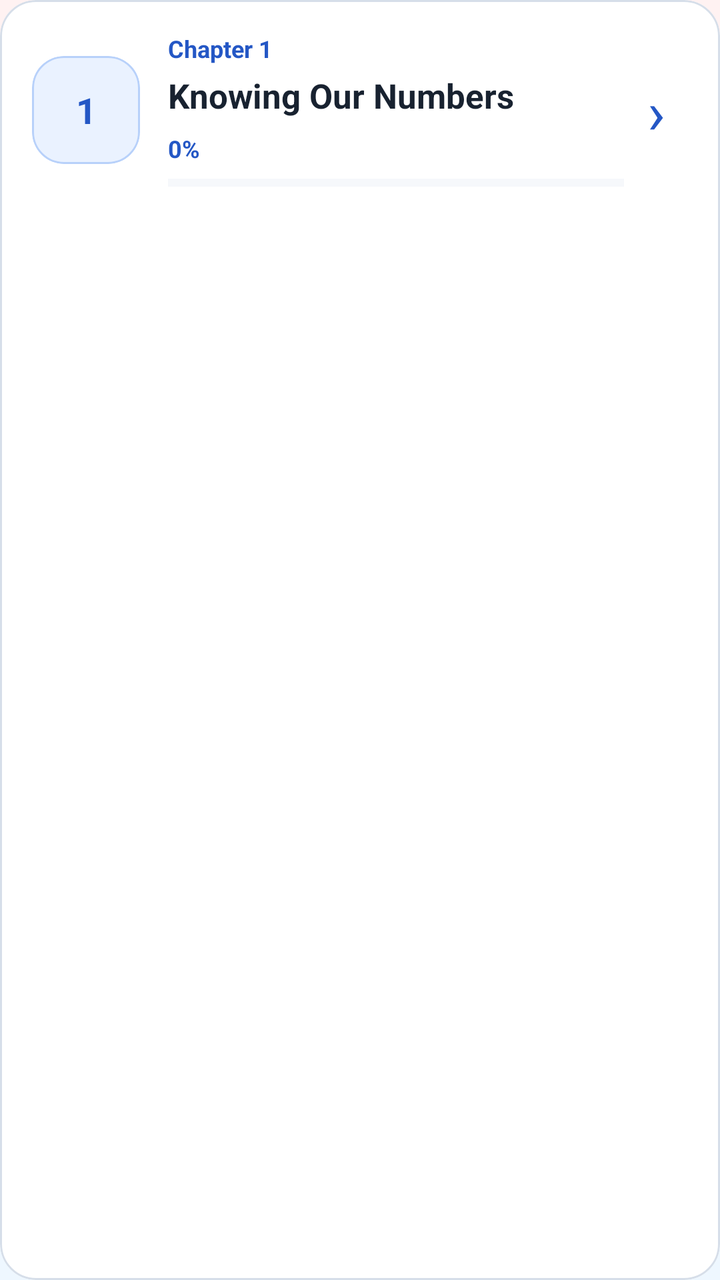
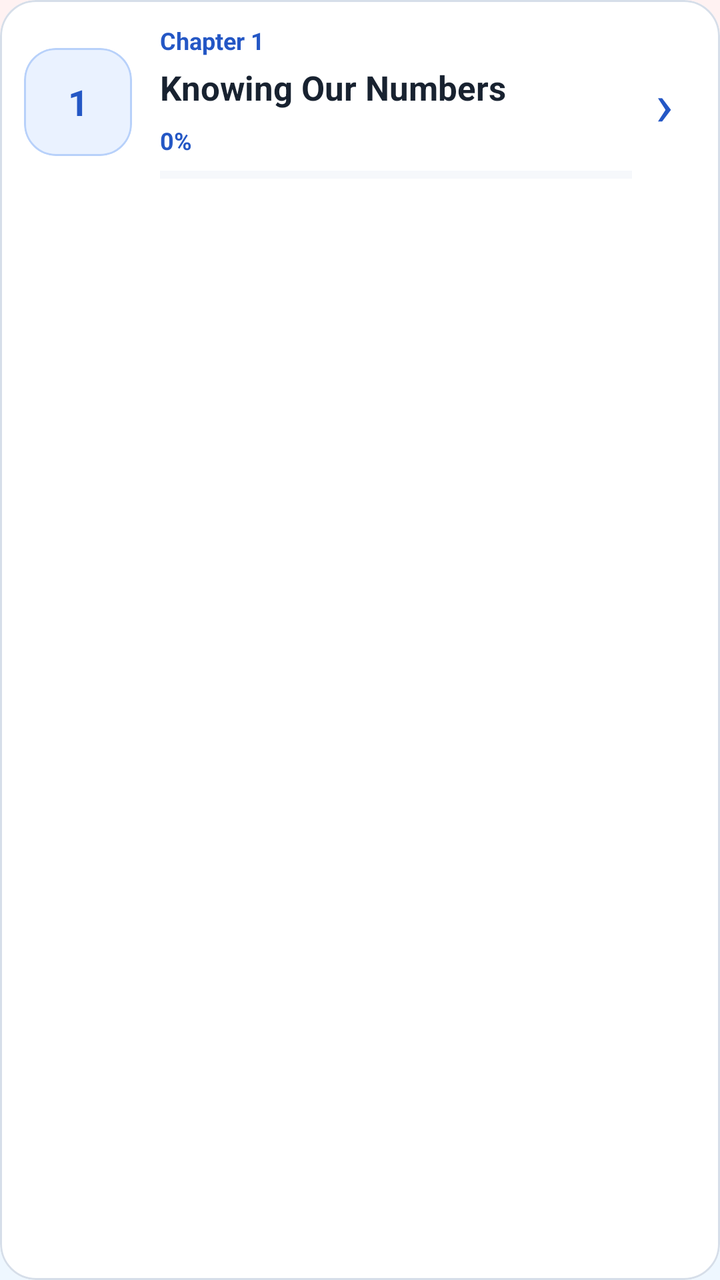

Compare the two renders of this Android layout. The source of the first and the diff that turns it into the second are given below.
<!-- AndroidManifest.xml: application theme Theme.StudySaathi -->
<!-- res/layout/item_child_school_book_chapter.xml -->
<?xml version="1.0" encoding="utf-8"?>
<com.google.android.material.card.MaterialCardView
    xmlns:android="http://schemas.android.com/apk/res/android"
    xmlns:app="http://schemas.android.com/apk/res-auto"
    android:id="@+id/childChapterCard"
    android:layout_width="match_parent"
    android:layout_height="wrap_content"
    android:layout_marginStart="16dp"
    android:layout_marginTop="8dp"
    android:layout_marginEnd="16dp"
    android:layout_marginBottom="8dp"
    android:clickable="true"
    android:focusable="true"
    android:foreground="?attr/selectableItemBackground"
    app:cardBackgroundColor="@color/ss_surface"
    app:cardCornerRadius="18dp"
    app:cardElevation="0dp"
    app:strokeColor="@color/ss_outline"
    app:strokeWidth="1dp">

    <LinearLayout
        android:layout_width="match_parent"
        android:layout_height="wrap_content"
        android:gravity="center_vertical"
        android:orientation="horizontal"
        android:padding="16dp">

        <com.google.android.material.card.MaterialCardView
            android:layout_width="54dp"
            android:layout_height="54dp"
            app:cardBackgroundColor="@color/ss_blue_soft"
            app:cardCornerRadius="16dp"
            app:cardElevation="0dp"
            app:strokeColor="@color/ss_blue_border"
            app:strokeWidth="1dp">

            <TextView
                android:id="@+id/childChapterNumberTextView"
                android:layout_width="match_parent"
                android:layout_height="match_parent"
                android:gravity="center"
                android:maxLines="2"
                android:padding="4dp"
                android:text="1"
                android:textColor="@color/ss_primary"
                android:textSize="18sp"
                android:textStyle="bold" />

        </com.google.android.material.card.MaterialCardView>

        <LinearLayout
            android:layout_width="0dp"
            android:layout_height="wrap_content"
            android:layout_marginStart="14dp"
            android:layout_weight="1"
            android:orientation="vertical">

            <TextView
                android:id="@+id/childChapterTypeTextView"
                android:layout_width="match_parent"
                android:layout_height="wrap_content"
                android:text="Chapter 1"
                android:textColor="@color/ss_primary"
                android:textSize="12sp"
                android:textStyle="bold" />

            <TextView
                android:id="@+id/childChapterTitleTextView"
                android:layout_width="match_parent"
                android:layout_height="wrap_content"
                android:layout_marginTop="4dp"
                android:maxLines="2"
                android:text="Knowing Our Numbers"
                android:textColor="@color/ss_text_primary"
                android:textSize="17sp"
                android:textStyle="bold" />

            <TextView
                android:id="@+id/childChapterSecondaryTitleTextView"
                android:layout_width="match_parent"
                android:layout_height="wrap_content"
                android:layout_marginTop="3dp"
                android:maxLines="2"
                android:text="अपनी संख्याओं की जानकारी"
                android:textColor="@color/ss_text_secondary"
                android:textSize="13sp"
                android:visibility="gone" />

            <LinearLayout
                android:layout_width="match_parent"
                android:layout_height="wrap_content"
                android:layout_marginTop="7dp"
                android:gravity="center_vertical"
                android:orientation="horizontal">

                <TextView
                    android:id="@+id/childChapterPageRangeTextView"
                    android:layout_width="0dp"
                    android:layout_height="wrap_content"
                    android:layout_weight="1"
                    android:text="Pages 1–24"
                    android:textColor="@color/ss_text_secondary"
                    android:textSize="12sp"
                    android:visibility="gone" />

                <TextView
                    android:id="@+id/childChapterProgressTextView"
                    android:layout_width="wrap_content"
                    android:layout_height="wrap_content"
                    android:text="0%"
                    android:textColor="@color/ss_primary"
                    android:textSize="12sp"
                    android:textStyle="bold" />

            </LinearLayout>

            <ProgressBar
                android:id="@+id/childChapterProgressBar"
                style="?android:attr/progressBarStyleHorizontal"
                android:layout_width="match_parent"
                android:layout_height="6dp"
                android:layout_marginTop="6dp"
                android:max="100"
                android:progress="0"
                android:progressBackgroundTint="#DDE3ED"
                android:progressTint="@color/ss_primary" />

            <TextView
                android:id="@+id/childChapterSpecialStatusTextView"
                android:layout_width="match_parent"
                android:layout_height="wrap_content"
                android:layout_marginTop="6dp"
                android:text="Revision chapter"
                android:textColor="#805400"
                android:textSize="11sp"
                android:textStyle="bold"
                android:visibility="gone" />

        </LinearLayout>

        <TextView
            android:id="@+id/childChapterOpenArrowTextView"
            android:layout_width="32dp"
            android:layout_height="match_parent"
            android:gravity="center"
            android:importantForAccessibility="no"
            android:text="›"
            android:textColor="@color/ss_primary"
            android:textSize="30sp" />

    </LinearLayout>

</com.google.android.material.card.MaterialCardView>
<!-- resources referenced by this layout -->
<resources>
  <color name="ss_blue_border">#B8D1FA</color>
  <color name="ss_blue_soft">#EAF2FF</color>
  <color name="ss_outline">#D6DEE9</color>
  <color name="ss_primary">#2457C5</color>
  <color name="ss_surface">#FFFFFF</color>
  <color name="ss_text_primary">#182230</color>
  <color name="ss_text_secondary">#566273</color>
  <style name="Theme.StudySaathi" parent="Theme.Material3.DayNight.NoActionBar">
  
          
          <item name="colorPrimary">@color/ss_primary</item>
          <item name="colorOnPrimary">@color/ss_on_primary</item>
          <item name="colorPrimaryContainer">@color/ss_blue_soft</item>
          <item name="colorOnPrimaryContainer">@color/ss_primary_dark</item>
  
          <item name="colorSecondary">@color/ss_secondary</item>
          <item name="colorOnSecondary">@color/ss_on_secondary</item>
          <item name="colorSecondaryContainer">@color/ss_teal_soft</item>
          <item name="colorOnSecondaryContainer">@color/ss_secondary</item>
  
          <item name="colorTertiary">@color/ss_tertiary</item>
          <item name="colorOnTertiary">@color/ss_on_tertiary</item>
          <item name="colorTertiaryContainer">@color/ss_yellow_soft</item>
          <item name="colorOnTertiaryContainer">@color/ss_tertiary</item>
  
          
          <item name="android:colorBackground">@color/ss_background</item>
          <item name="colorSurface">@color/ss_surface</item>
          <item name="colorSurfaceVariant">@color/ss_surface_soft</item>
          <item name="colorOnSurface">@color/ss_text_primary</item>
          <item name="colorOnSurfaceVariant">@color/ss_text_secondary</item>
  
          
          <item name="colorOutline">@color/ss_outline</item>
          <item name="colorError">@color/ss_error</item>
          <item name="colorOnError">@color/white</item>
          <item name="colorErrorContainer">@color/ss_red_soft</item>
          <item name="colorOnErrorContainer">@color/ss_error</item>
  
          
          <item name="android:windowBackground">@drawable/bg_app_soft_mix</item>
          <item name="android:statusBarColor">@color/ss_background</item>
          <item name="android:navigationBarColor">@color/ss_background</item>
  
          <item name="android:windowLightStatusBar">true</item>
          <item name="android:windowLightNavigationBar">true</item>
          <item name="android:forceDarkAllowed">false</item>
  
          <item name="android:windowNoTitle">true</item>
          <item name="windowActionModeOverlay">true</item>
  
          
          <item name="android:colorAccent">@color/ss_primary</item>
          <item name="colorControlActivated">@color/ss_primary</item>
          <item name="colorControlNormal">@color/ss_text_secondary</item>
  
      </style>
  <color name="ss_on_primary">#FFFFFF</color>
  <color name="ss_primary_dark">#173F99</color>
  <color name="ss_secondary">#087F8C</color>
  <color name="ss_on_secondary">#FFFFFF</color>
  <color name="ss_teal_soft">#EAF8F8</color>
  <color name="ss_tertiary">#8A5A00</color>
  <color name="ss_on_tertiary">#FFFFFF</color>
  <color name="ss_yellow_soft">#FFF8E8</color>
  <color name="ss_background">#F7F9FC</color>
  <color name="ss_surface_soft">#F0F4FA</color>
  <color name="ss_error">#BA1A1A</color>
  <color name="white">#FFFFFFFF</color>
  <color name="ss_red_soft">#FFF0F0</color>
  <!-- drawable bg_app_soft_mix (drawable) -->
  <?xml version="1.0" encoding="utf-8"?>
  <shape xmlns:android="http://schemas.android.com/apk/res/android"
      android:shape="rectangle">
  
      <gradient
          android:angle="270"
          android:centerColor="#F2FBF3"
          android:endColor="#EEF7FF"
          android:startColor="#FFF2F2"
          android:type="linear" />
  
  </shape>
</resources>

<!-- the commit's change to res/layout/item_child_school_book_chapter.xml (unified diff, before → after) -->
@@ -5,9 +5,9 @@
     android:id="@+id/childChapterCard"
     android:layout_width="match_parent"
     android:layout_height="wrap_content"
-    android:layout_marginStart="16dp"
+    android:layout_marginStart="12dp"
     android:layout_marginTop="8dp"
-    android:layout_marginEnd="16dp"
+    android:layout_marginEnd="12dp"
     android:layout_marginBottom="8dp"
     android:clickable="true"
     android:focusable="true"
@@ -23,7 +23,7 @@
         android:layout_height="wrap_content"
         android:gravity="center_vertical"
         android:orientation="horizontal"
-        android:padding="16dp">
+        android:padding="12dp">
 
         <com.google.android.material.card.MaterialCardView
             android:layout_width="54dp"
